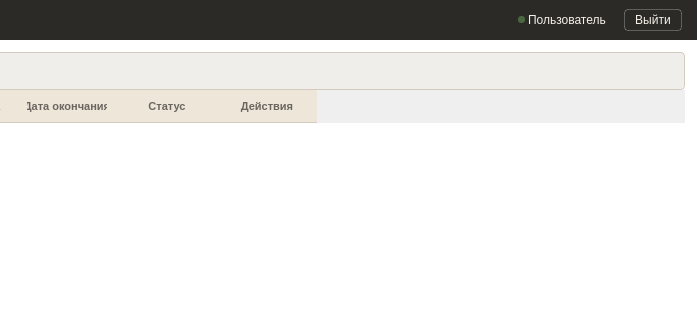
Qt form ui/windows/tour_list_window.ui (nikolas-po/legends_parma) before a commit; both pictures show x 475 to 1172 and y 0 to 320 of the 1172 by 673 pixel window.
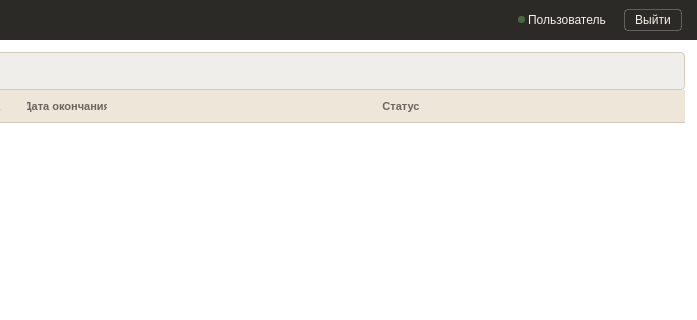
The same form after that commit. Icons and pictures are not drawn.

```diff
--- a/ui/windows/tour_list_window.ui
+++ b/ui/windows/tour_list_window.ui
@@ -20,49 +20,39 @@
 #logout_btn { background-color: transparent; color: #F5F0E8; border: 1px solid rgba(255, 255, 255, 0.25); padding: 3px 10px; font-size: 12px; border-radius: 4px; }
 #logout_btn:hover { background-color: rgba(255, 255, 255, 0.08); border: 1px solid rgba(255, 255, 255, 0.4); }
 #logout_btn:pressed { background-color: rgba(255, 255, 255, 0.12); border: 1px solid rgba(255, 255, 255, 0.5); }
-
 #leftPanel { background-color: #FFFFFF; border-right: 1px solid #D4CBBE; }
 #lbl_selected_title { font-size: 14px; font-weight: 600; color: #2C2A26; }
 #lbl_selected_desc { font-size: 12px; color: #6B6560; }
-
 #btn_open_left { background-color: #4A6741; color: #FFFFFF; border: none; padding: 3px 9px; font-size: 12px; border-radius: 4px; }
 #btn_open_left:hover { background-color: #3D5636; }
 #btn_open_left:pressed { background-color: #334A2E; }
 #btn_open_left:disabled { background-color: #A8B5A0; }
 #btn_open_left:focus { border: 1px dashed #4A6741; }
-
 #btn_edit_left { background-color: #FFFFFF; color: #2C2A26; border: 1px solid #D4CBBE; padding: 3px 9px; font-size: 12px; border-radius: 4px; }
 #btn_edit_left:hover { background-color: #F5F0E8; border: 1px solid #4A6741; }
 #btn_edit_left:disabled { background-color: #FFFFFF; color: #A39E94; border: 1px solid #E5DFD4; }
 #btn_edit_left:focus { border: 1px dashed #4A6741; }
-
 #rightPanel { background-color: #FFFFFF; }
-
 #tableWidget { background-color: #FFFFFF; alternate-background-color: #FAF8F3; border: none; outline: none; }
+QHeaderView { background-color: #EDE6D9; }
 QHeaderView::section { background-color: #EDE6D9; color: #6B6560; font-size: 11px; font-weight: 600; border: none; border-bottom: 1px solid #D4CBBE; padding: 7px 10px; text-align: left; }
+QHeaderView::section:vertical { background-color: #EDE6D9; color: #6B6560; border: none; padding: 4px 6px; }
 QTableWidget::item { border-bottom: 1px solid #D4CBBE; padding: 7px 10px; color: #2C2A26; font-size: 12px; }
 QTableWidget::item:hover { background-color: #EDE6D9; }
 QTableWidget::item:selected { background-color: #E8EDE4; color: #2C2A26; }
-
-QTableWidget QPushButton { background-color: #FFFFFF; color: #2C2A26; border: 1px solid #D4CBBE; border-radius: 4px; padding: 3px 9px; font-size: 12px; }
-QTableWidget QPushButton:hover { background-color: #F5F0E8; border: 1px solid #4A6741; }
-
 #searchInput { padding: 4px 8px; font-size: 12px; border-radius: 4px; border: 1px solid #D4CBBE; background-color: #FFFFFF; color: #2C2A26; min-width: 160px; max-width: 240px; }
 #searchInput:hover { border: 1px solid #B8AE9E; }
 #searchInput:focus { border: 1px solid #4A6741; }
 #searchInput[error="true"] { border: 1px solid #B54A3A; }
 #searchInput:disabled { border: 1px dashed #D4CBBE; color: #A39E94; background-color: #F5F0E8; }
-
 #btn_new_tour { background-color: #4A6741; color: #FFFFFF; border: none; padding: 3px 9px; font-size: 12px; border-radius: 4px; }
 #btn_new_tour:hover { background-color: #3D5636; }
 #btn_new_tour:pressed { background-color: #334A2E; }
 #btn_new_tour:disabled { background-color: #A8B5A0; }
 #btn_new_tour:focus { border: 1px dashed #4A6741; }
-
 #offlineBanner { background-color: #F0EEEA; border: 1px solid #D4CBBE; border-radius: 4px; }
 #offlineBanner QLabel { font-size: 12px; color: #6B6560; }
 #offlineDot { background-color: #A39E94; border-radius: 4px; min-width: 8px; max-width: 8px; min-height: 8px; max-height: 8px; }
-
 #lblLoadingTitle { font-size: 14px; color: #6B6560; }
 #lblLoadingSub { font-size: 12px; color: #A39E94; }
 #lblEmptyTitle { font-size: 14px; color: #6B6560; }
@@ -71,7 +61,6 @@
 #errorFrame QLabel { font-size: 14px; color: #B54A3A; }
 #btnRetry { background-color: #FFFFFF; color: #2C2A26; border: 1px solid #D4CBBE; border-radius: 4px; padding: 6px 16px; font-size: 12px; }
 #btnRetry:hover { border: 1px solid #4A6741; background-color: #F5F0E8; }
-
 QTabWidget::panel { border: none; background-color: #FFFFFF; }
 QTabBar { background-color: #FFFFFF; border: none; qproperty-drawBase: 0; qproperty-expanding: true; }
 QTabBar::tab { height: 40px; background-color: #FFFFFF; color: #6B6560; font-size: 12px; font-weight: normal; padding: 0px 30px; border: none; border-bottom: 2px solid transparent; border-top: 1px solid #D4CBBE; text-align: center; }
@@ -258,12 +247,11 @@
                <property name="selectionMode"><enum>QAbstractItemView::SelectionMode::SingleSelection</enum></property>
                <property name="selectionBehavior"><enum>QAbstractItemView::SelectionBehavior::SelectRows</enum></property>
                <property name="showGrid"><bool>false</bool></property>
-               <attribute name="horizontalHeaderStretchLastSection"><bool>false</bool></attribute>
+               <attribute name="horizontalHeaderStretchLastSection"><bool>true</bool></attribute>
                <column><property name="text"><string>Название</string></property></column>
                <column><property name="text"><string>Дата начала</string></property></column>
                <column><property name="text"><string>Дата окончания</string></property></column>
                <column><property name="text"><string>Статус</string></property></column>
-               <column><property name="text"><string>Действия</string></property></column>
               </widget>
              </item>
             </layout>
```
Left out of the diff: 25 changed lines with no effect on the pictures.
